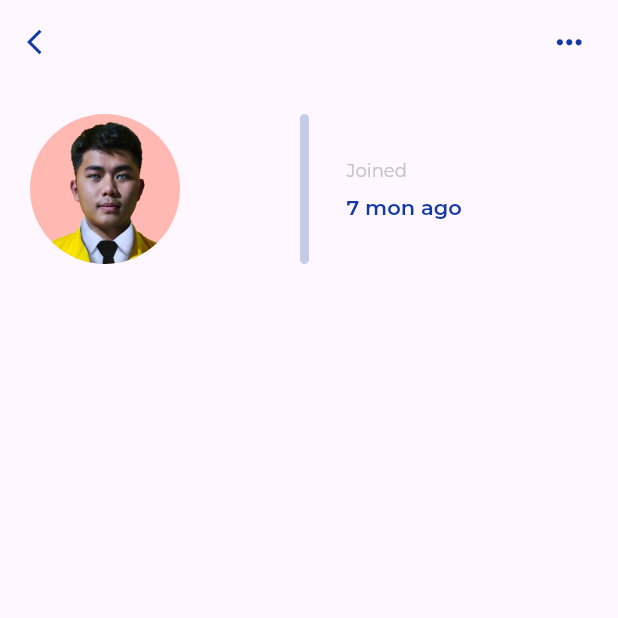
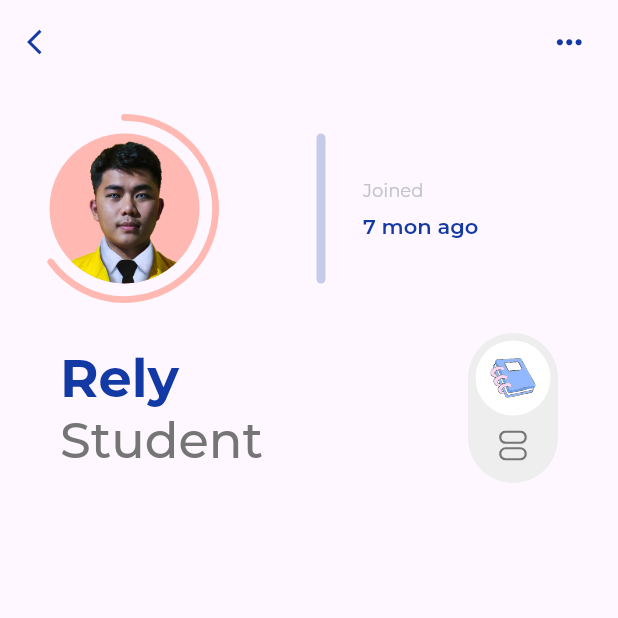
Before and after one commit to 4amshin/ui-slicing, a Flutter app: the screen it shows after launch, on a phone screen of 412 x 824 dp, the top half of it. Run offline on Flutter 3.47's test engine with Material 2 defaults, Android fonts, the phone set to English and light mode, and no system bars; drawn by our look-alikes of percent_indicator; our stand-ins replace flutter_svg, google_fonts.

Commit message:
student-name-&-filter

```diff
--- a/lib/main.dart
+++ b/lib/main.dart
@@ -1,6 +1,5 @@
 import 'package:flutter/material.dart';
 import 'package:google_fonts/google_fonts.dart';
-
 import 'ui/student_management/view/sm_home_page.dart';
 
 void main() {
--- a/lib/ui/student_management/view/sm_home_page.dart
+++ b/lib/ui/student_management/view/sm_home_page.dart
@@ -1,4 +1,12 @@
 import 'package:flutter/material.dart';
+import 'package:flutter_svg/svg.dart';
+import 'package:percent_indicator/percent_indicator.dart';
+import 'package:ui_slicing/ui/student_management/widget/sm_join_time.dart';
+import 'package:ui_slicing/ui/student_management/widget/sm_lesson_filter.dart';
+import 'package:ui_slicing/ui/student_management/widget/sm_top_profile_pic.dart';
+import 'package:ui_slicing/ui/student_management/widget/sm_user_status.dart';
+
+import '../widget/sm_rounded_book.dart';
 
 class SmHomePage extends StatelessWidget {
   const SmHomePage({Key? key}) : super(key: key);
@@ -28,47 +36,24 @@ class SmHomePage extends StatelessWidget {
         child: Column(
           children: [
             Row(
-              children: [
-                const CircleAvatar(
-                  backgroundColor: Color(0xffffb8b2),
-                  backgroundImage: AssetImage(
-                    'assets/images/student_management/profile.png',
-                  ),
-                  radius: 50,
-                ),
-                const SizedBox(width: 80.0),
-                Container(
-                  height: 100.0,
-                  width: 6,
-                  decoration: const BoxDecoration(
-                    color: Color(0xffc5cce9),
-                    borderRadius: BorderRadius.all(
-                      Radius.circular(
-                        16.0,
-                      ),
-                    ),
-                  ),
-                ),
-                const SizedBox(width: 25.0),
-                Column(
-                  crossAxisAlignment: CrossAxisAlignment.start,
-                  children: const [
-                    Text(
-                      "Joined",
-                      style: TextStyle(fontSize: 12, color: Color(0xffc0c3c8)),
-                    ),
-                    SizedBox(height: 8),
-                    Text(
-                      "7 mon ago",
-                      style: TextStyle(
-                        color: Color(0xff1339a4),
-                        fontSize: 14,
-                        fontWeight: FontWeight.w600,
-                      ),
-                    ),
-                  ],
-                ),
+              children: const [
+                SmTopProfilePic(),
+                SizedBox(width: 65.0),
+                SmJoinTime(),
               ],
+            ),
+            const SizedBox(height: 20.0),
+            Padding(
+              padding: const EdgeInsets.symmetric(
+                horizontal: 20,
+              ),
+              child: Row(
+                mainAxisAlignment: MainAxisAlignment.spaceBetween,
+                children: [
+                  const SmUserStatus(),
+                  const SmLessonFilter(),
+                ],
+              ),
             ),
           ],
         ),
--- /dev/null
+++ b/lib/ui/student_management/widget/sm_join_time.dart
@@ -0,0 +1,44 @@
+import 'package:flutter/material.dart';
+
+class SmJoinTime extends StatelessWidget {
+  const SmJoinTime({Key? key}) : super(key: key);
+
+  @override
+  Widget build(BuildContext context) {
+    return Row(
+      children: [
+        Container(
+          height: 100.0,
+          width: 6,
+          decoration: const BoxDecoration(
+            color: Color(0xffc5cce9),
+            borderRadius: BorderRadius.all(
+              Radius.circular(
+                16.0,
+              ),
+            ),
+          ),
+        ),
+        const SizedBox(width: 25.0),
+        Column(
+          crossAxisAlignment: CrossAxisAlignment.start,
+          children: const [
+            Text(
+              "Joined",
+              style: TextStyle(fontSize: 12, color: Color(0xffc0c3c8)),
+            ),
+            SizedBox(height: 8),
+            Text(
+              "7 mon ago",
+              style: TextStyle(
+                color: Color(0xff1339a4),
+                fontSize: 14,
+                fontWeight: FontWeight.w600,
+              ),
+            ),
+          ],
+        ),
+      ],
+    );
+  }
+}
--- /dev/null
+++ b/lib/ui/student_management/widget/sm_lesson_filter.dart
@@ -0,0 +1,34 @@
+import 'package:flutter/material.dart';
+import 'package:flutter_svg/svg.dart';
+
+import 'sm_rounded_book.dart';
+
+class SmLessonFilter extends StatelessWidget {
+  const SmLessonFilter({Key? key}) : super(key: key);
+
+  @override
+  Widget build(BuildContext context) {
+    return Container(
+      height: 100.0,
+      width: 60,
+      padding: const EdgeInsets.all(5),
+      decoration: BoxDecoration(
+        color: Colors.grey[200],
+        borderRadius: const BorderRadius.all(
+          Radius.circular(30.0),
+        ),
+      ),
+      child: Column(
+        children: [
+          const SmRoundedBook(),
+          const SizedBox(height: 10.0),
+          SvgPicture.asset(
+            'assets/icons/student_management/filter.svg',
+            height: 20,
+            color: Colors.grey[600],
+          ),
+        ],
+      ),
+    );
+  }
+}
--- /dev/null
+++ b/lib/ui/student_management/widget/sm_rounded_book.dart
@@ -0,0 +1,24 @@
+import 'package:flutter/material.dart';
+import 'package:flutter_svg/svg.dart';
+
+class SmRoundedBook extends StatelessWidget {
+  const SmRoundedBook({Key? key}) : super(key: key);
+
+  @override
+  Widget build(BuildContext context) {
+    return Container(
+      height: 50,
+      width: 50,
+      padding: const EdgeInsets.all(10),
+      decoration: const BoxDecoration(
+        color: Colors.white,
+        borderRadius: BorderRadius.all(
+          Radius.circular(25),
+        ),
+      ),
+      child: SvgPicture.asset(
+        'assets/icons/student_management/book_logo.svg',
+      ),
+    );
+  }
+}
--- /dev/null
+++ b/lib/ui/student_management/widget/sm_top_profile_pic.dart
@@ -0,0 +1,33 @@
+import 'package:flutter/material.dart';
+import 'package:percent_indicator/percent_indicator.dart';
+
+class SmTopProfilePic extends StatelessWidget {
+  const SmTopProfilePic({Key? key}) : super(key: key);
+
+  @override
+  Widget build(BuildContext context) {
+    return Stack(
+      children: [
+        CircularPercentIndicator(
+          radius: 63.0,
+          lineWidth: 4.5,
+          circularStrokeCap: CircularStrokeCap.round,
+          percent: 0.65,
+          backgroundColor: Colors.transparent,
+          progressColor: const Color(0xffffb8b2),
+        ),
+        const Positioned(
+          top: 13,
+          left: 13,
+          child: CircleAvatar(
+            backgroundColor: Color(0xffffb8b2),
+            backgroundImage: AssetImage(
+              'assets/images/student_management/profile.png',
+            ),
+            radius: 50,
+          ),
+        ),
+      ],
+    );
+  }
+}
--- /dev/null
+++ b/lib/ui/student_management/widget/sm_user_status.dart
@@ -0,0 +1,30 @@
+import 'package:flutter/material.dart';
+
+class SmUserStatus extends StatelessWidget {
+  const SmUserStatus({Key? key}) : super(key: key);
+
+  @override
+  Widget build(BuildContext context) {
+    return Column(
+      crossAxisAlignment: CrossAxisAlignment.start,
+      children: [
+        const Text(
+          "Rely",
+          style: TextStyle(
+            fontSize: 35.0,
+            fontWeight: FontWeight.bold,
+            color: Color(0xff1339a4),
+          ),
+        ),
+        Text(
+          "Student",
+          style: TextStyle(
+            fontSize: 33.0,
+            fontWeight: FontWeight.w500,
+            color: Colors.grey[600],
+          ),
+        ),
+      ],
+    );
+  }
+}
```
Also changed, not shown: pubspec.yaml (+4 -9 lines), assets/icons/student_management/book_logo.svg, pubspec.lock.
